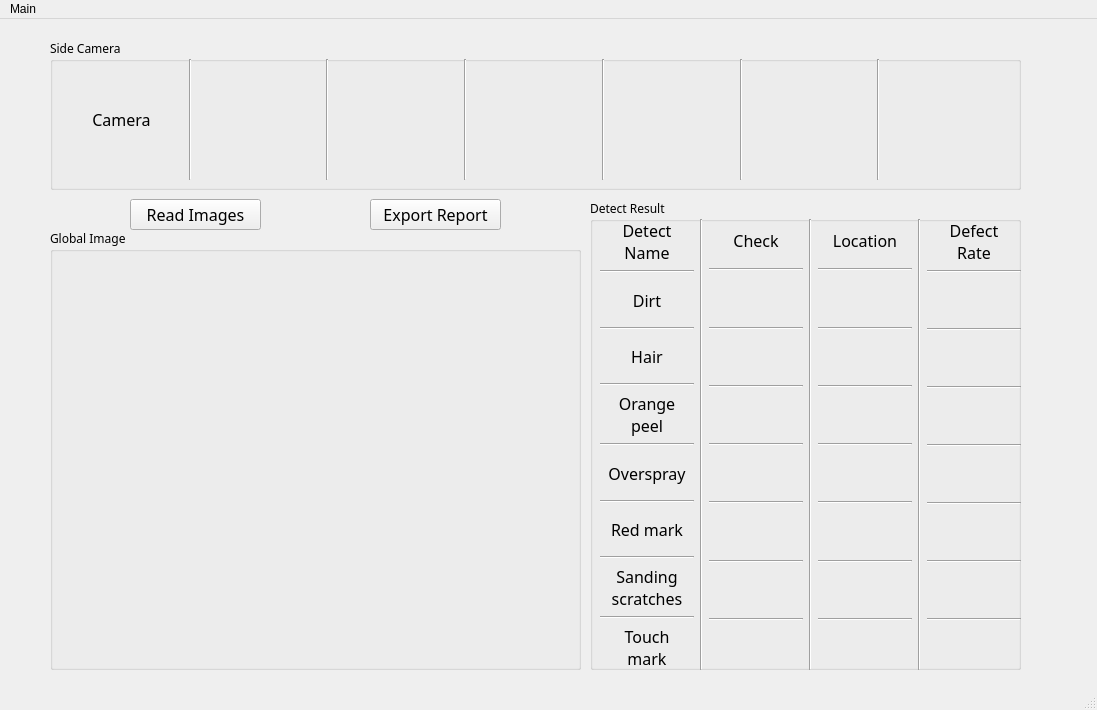
Above: GUI/tiredetect_1cam.ui from Ivy60627/Tire-Defect-Detection-System before the change. Below: the same form after it.
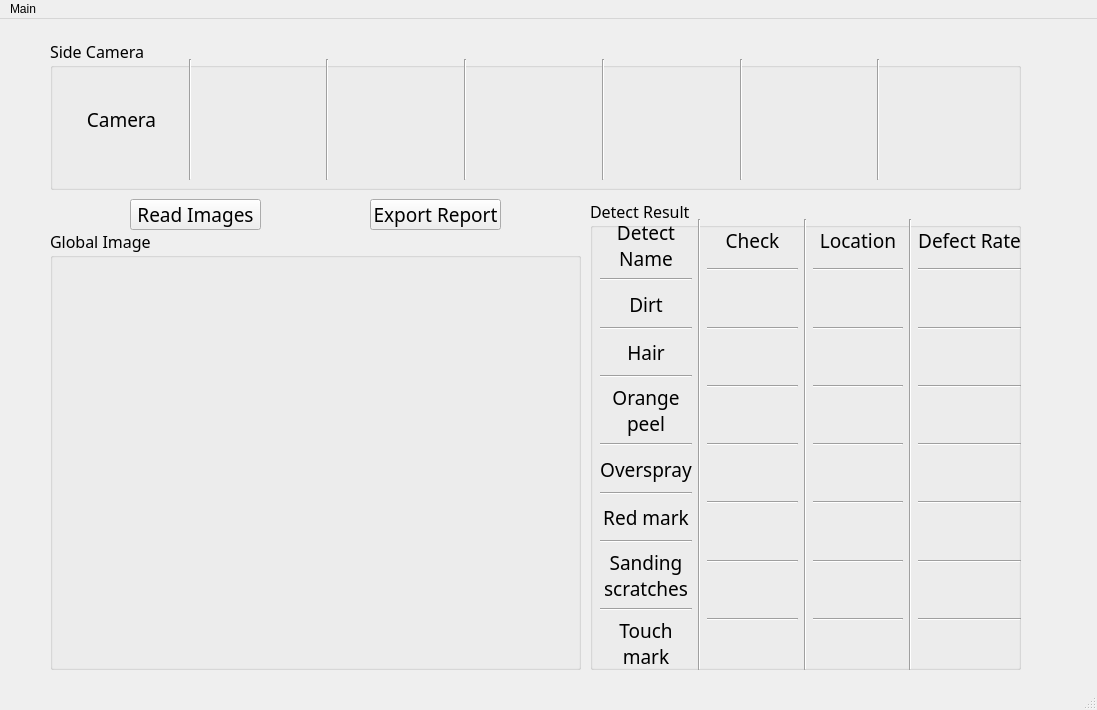
That is the form after the change.

Patch:
```diff
--- a/GUI/tiredetect_1cam.ui
+++ b/GUI/tiredetect_1cam.ui
@@ -29,7 +29,7 @@
     <property name="font">
      <font>
       <family>微軟正黑體</family>
-      <pointsize>12</pointsize>
+      <pointsize>14</pointsize>
      </font>
     </property>
     <property name="text">
@@ -48,7 +48,7 @@
     <property name="font">
      <font>
       <family>微軟正黑體</family>
-      <pointsize>12</pointsize>
+      <pointsize>14</pointsize>
      </font>
     </property>
     <property name="text">
@@ -67,6 +67,7 @@
     <property name="font">
      <font>
       <family>微軟正黑體</family>
+      <pointsize>12</pointsize>
      </font>
     </property>
     <property name="autoFillBackground">
@@ -75,7 +76,7 @@
     <property name="title">
      <string>Side Camera</string>
     </property>
-    <widget class="QWidget" name="">
+    <widget class="QWidget" name="layoutWidget">
      <property name="geometry">
       <rect>
        <x>10</x>
@@ -90,7 +91,7 @@
         <property name="font">
          <font>
           <family>微軟正黑體</family>
-          <pointsize>12</pointsize>
+          <pointsize>14</pointsize>
          </font>
         </property>
         <property name="text">
@@ -272,6 +273,7 @@
     <property name="font">
      <font>
       <family>微軟正黑體</family>
+      <pointsize>12</pointsize>
      </font>
     </property>
     <property name="title">
@@ -300,7 +302,7 @@
           <property name="font">
            <font>
             <family>微軟正黑體</family>
-            <pointsize>12</pointsize>
+            <pointsize>14</pointsize>
            </font>
           </property>
           <property name="text">
@@ -330,7 +332,7 @@
           <property name="font">
            <font>
             <family>微軟正黑體</family>
-            <pointsize>12</pointsize>
+            <pointsize>14</pointsize>
            </font>
           </property>
           <property name="text">
@@ -359,7 +361,7 @@
           <property name="font">
            <font>
             <family>微軟正黑體</family>
-            <pointsize>12</pointsize>
+            <pointsize>14</pointsize>
            </font>
           </property>
           <property name="text">
@@ -388,7 +390,7 @@
           <property name="font">
            <font>
             <family>微軟正黑體</family>
-            <pointsize>12</pointsize>
+            <pointsize>14</pointsize>
            </font>
           </property>
           <property name="text">
@@ -418,7 +420,7 @@
           <property name="font">
            <font>
             <family>微軟正黑體</family>
-            <pointsize>12</pointsize>
+            <pointsize>14</pointsize>
            </font>
           </property>
           <property name="text">
@@ -447,7 +449,7 @@
           <property name="font">
            <font>
             <family>微軟正黑體</family>
-            <pointsize>12</pointsize>
+            <pointsize>14</pointsize>
            </font>
           </property>
           <property name="text">
@@ -476,7 +478,7 @@
           <property name="font">
            <font>
             <family>微軟正黑體</family>
-            <pointsize>12</pointsize>
+            <pointsize>14</pointsize>
            </font>
           </property>
           <property name="text">
@@ -506,7 +508,7 @@
           <property name="font">
            <font>
             <family>微軟正黑體</family>
-            <pointsize>12</pointsize>
+            <pointsize>14</pointsize>
            </font>
           </property>
           <property name="text">
@@ -540,7 +542,7 @@
           <property name="font">
            <font>
             <family>微軟正黑體</family>
-            <pointsize>12</pointsize>
+            <pointsize>14</pointsize>
            </font>
           </property>
           <property name="text">
@@ -782,7 +784,7 @@
           <property name="font">
            <font>
             <family>微軟正黑體</family>
-            <pointsize>12</pointsize>
+            <pointsize>14</pointsize>
            </font>
           </property>
           <property name="text">
@@ -1075,12 +1077,11 @@
           <property name="font">
            <font>
             <family>微軟正黑體</family>
-            <pointsize>12</pointsize>
+            <pointsize>14</pointsize>
            </font>
           </property>
           <property name="text">
-           <string>Defect
-Rate</string>
+           <string>Defect Rate</string>
           </property>
           <property name="alignment">
            <set>Qt::AlignCenter</set>
@@ -1370,6 +1371,7 @@
     <property name="font">
      <font>
       <family>微軟正黑體</family>
+      <pointsize>12</pointsize>
      </font>
     </property>
     <property name="title">
```
